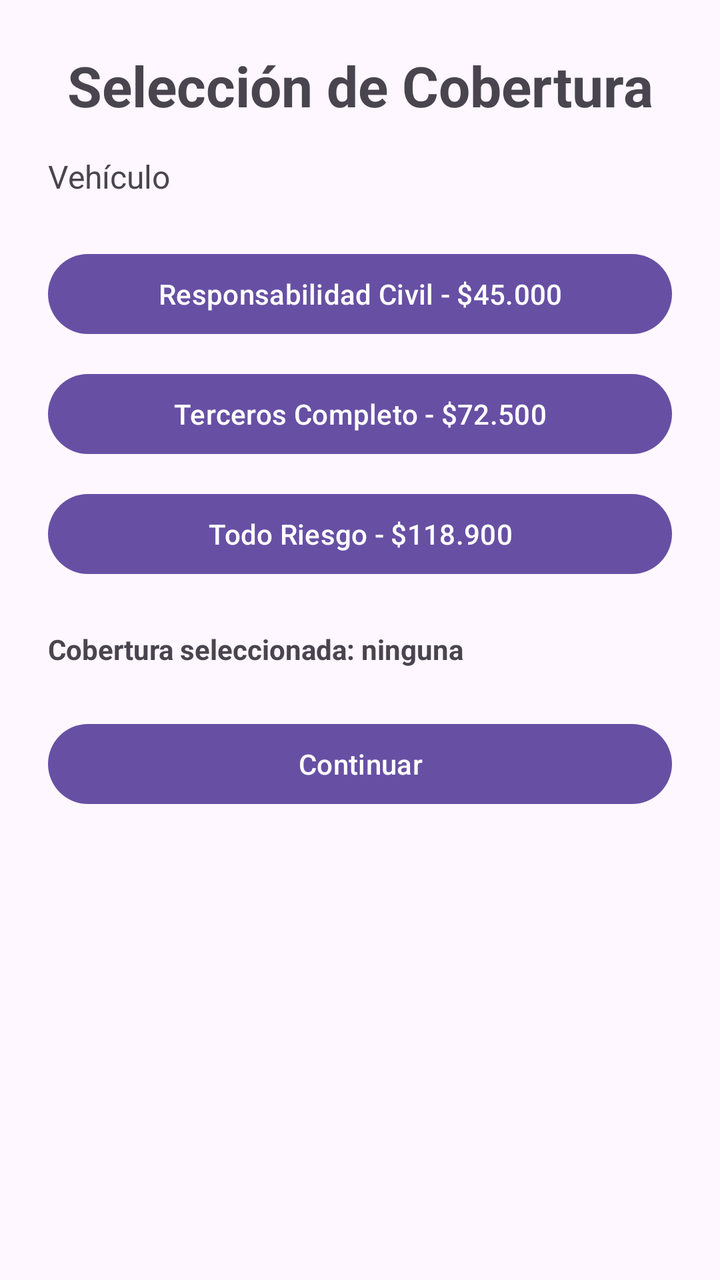
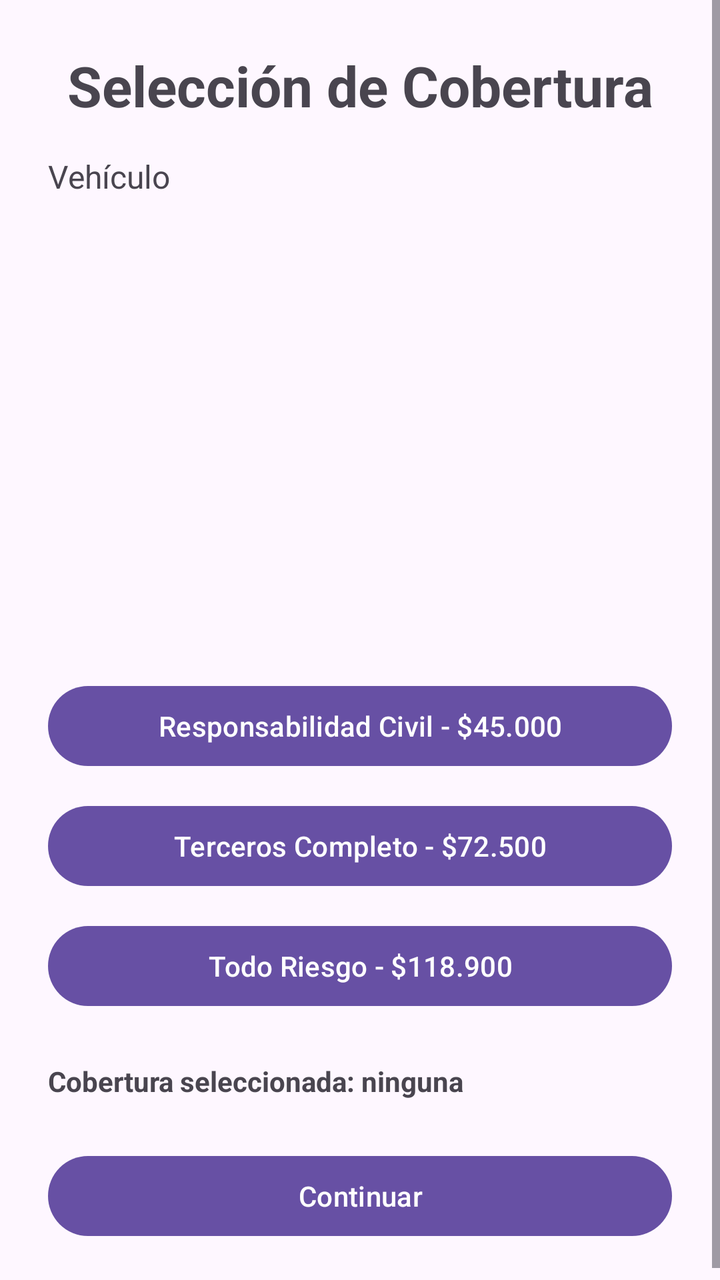

The first picture is an Android layout as it rendered before a commit; the second is the same layout after the commit. The layout source and the unified diff follow.
<!-- AndroidManifest.xml: application theme Theme.CotizadorSeguros -->
<!-- res/layout/activity_cobertura.xml -->
<?xml version="1.0" encoding="utf-8"?>
<androidx.constraintlayout.widget.ConstraintLayout
    xmlns:android="http://schemas.android.com/apk/res/android"
    xmlns:app="http://schemas.android.com/apk/res-auto"
    xmlns:tools="http://schemas.android.com/tools"
    android:id="@+id/main"
    android:layout_width="match_parent"
    android:layout_height="match_parent"
    tools:context=".CoberturaActivity">

    <ScrollView
        android:layout_width="0dp"
        android:layout_height="0dp"
        android:fillViewport="true"
        app:layout_constraintTop_toTopOf="parent"
        app:layout_constraintBottom_toBottomOf="parent"
        app:layout_constraintStart_toStartOf="parent"
        app:layout_constraintEnd_toEndOf="parent">

        <LinearLayout
            android:layout_width="match_parent"
            android:layout_height="wrap_content"
            android:orientation="vertical"
            android:padding="24dp">

            <TextView
                android:id="@+id/txtTituloCobertura"
                android:layout_width="match_parent"
                android:layout_height="wrap_content"
                android:text="Selección de Cobertura"
                android:textSize="28sp"
                android:textStyle="bold"
                android:gravity="center" />

            <TextView
                android:id="@+id/txtDatosVehiculo"
                android:layout_width="match_parent"
                android:layout_height="wrap_content"
                android:text="Vehículo"
                android:textSize="16sp"
                android:layout_marginTop="16dp"
                android:layout_marginBottom="24dp" />

            <Button
                android:id="@+id/btnRc"
                android:layout_width="match_parent"
                android:layout_height="wrap_content"
                android:text="Responsabilidad Civil - $45.000"
                android:onClick="seleccionarResponsabilidadCivil" />

            <Button
                android:id="@+id/btnTercerosCompleto"
                android:layout_width="match_parent"
                android:layout_height="wrap_content"
                android:text="Terceros Completo - $72.500"
                android:layout_marginTop="12dp"
                android:onClick="seleccionarTercerosCompleto" />

            <Button
                android:id="@+id/btnTodoRiesgo"
                android:layout_width="match_parent"
                android:layout_height="wrap_content"
                android:text="Todo Riesgo - $118.900"
                android:layout_marginTop="12dp"
                android:onClick="seleccionarTodoRiesgo" />

            <TextView
                android:id="@+id/txtCoberturaSeleccionada"
                android:layout_width="match_parent"
                android:layout_height="wrap_content"
                android:text="Cobertura seleccionada: ninguna"
                android:textStyle="bold"
                android:layout_marginTop="24dp" />

            <Button
                android:id="@+id/btnContinuarCobertura"
                android:layout_width="match_parent"
                android:layout_height="wrap_content"
                android:text="Continuar"
                android:layout_marginTop="24dp"
                android:onClick="continuarCobertura" />

        </LinearLayout>

    </ScrollView>

</androidx.constraintlayout.widget.ConstraintLayout>
<!-- resources referenced by this layout -->
<resources>
  <style name="Theme.CotizadorSeguros" parent="Base.Theme.CotizadorSeguros" />
  <style name="Base.Theme.CotizadorSeguros" parent="Theme.Material3.DayNight.NoActionBar">
          
          
      </style>
</resources>

<!-- the commit's change to res/layout/activity_cobertura.xml (unified diff, before → after) -->
@@ -40,6 +40,15 @@
                 android:textSize="16sp"
                 android:layout_marginTop="16dp"
                 android:layout_marginBottom="24dp" />
+
+            <ImageView
+                android:id="@+id/imgVehiculo"
+                android:layout_width="match_parent"
+                android:layout_height="200dp"
+                android:layout_marginTop="16dp"
+                android:contentDescription="Imagen del vehículo"
+                android:scaleType="fitCenter"
+                android:adjustViewBounds="true" />
 
             <Button
                 android:id="@+id/btnRc"
